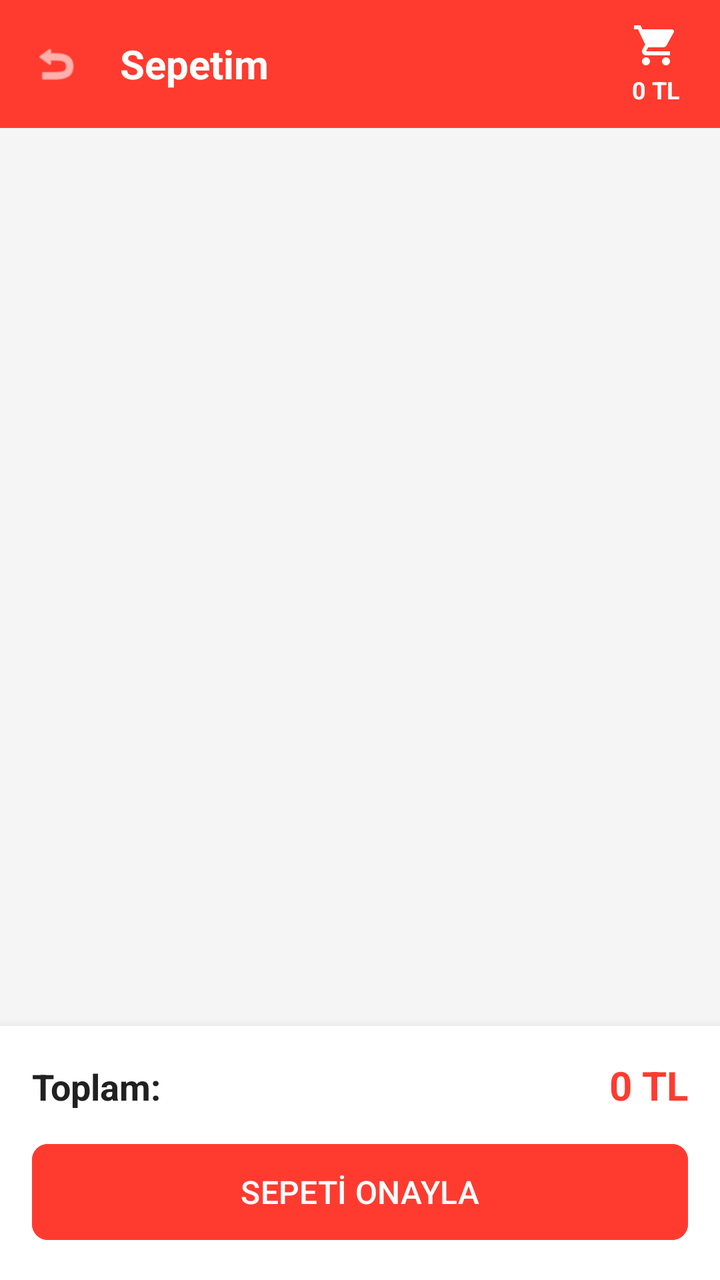
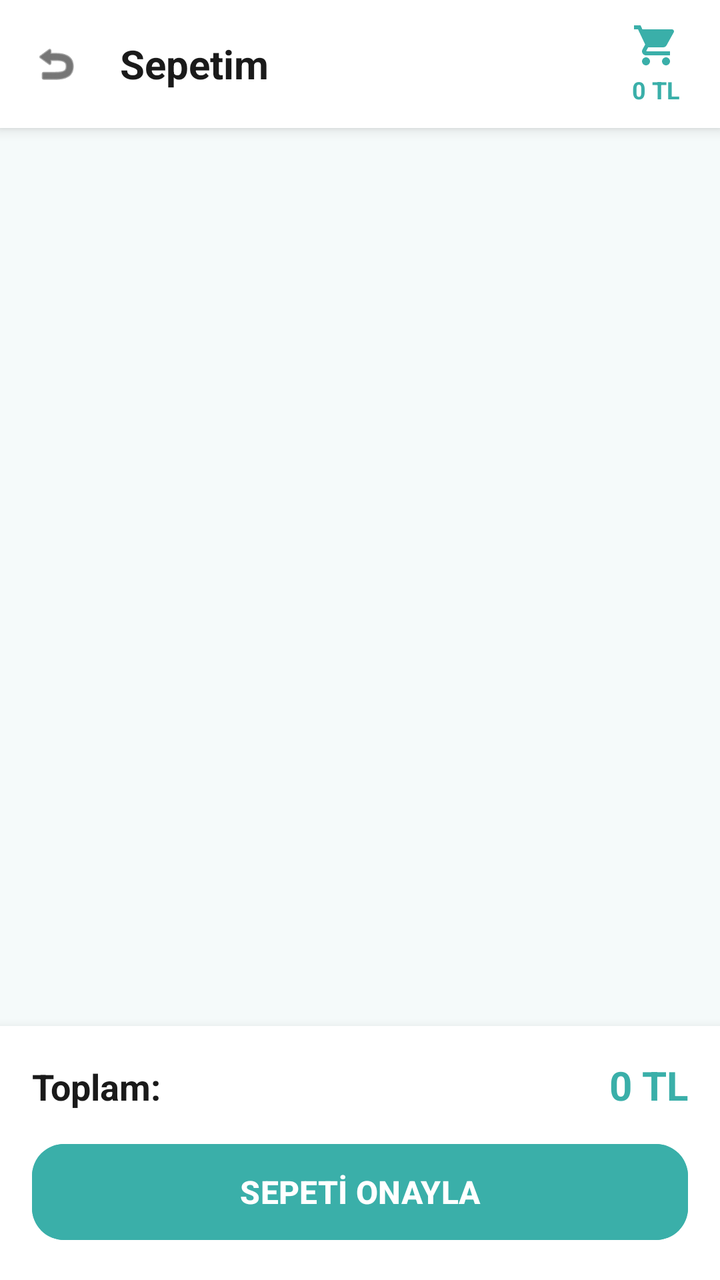

An Android layout rendered at two revisions. The XML below is the earlier revision; the diff shows what the commit changed to produce the second picture.
<!-- AndroidManifest.xml: application theme Theme.EskiEsyaSatis -->
<!-- res/layout/activity_cart.xml -->
<?xml version="1.0" encoding="utf-8"?>
<LinearLayout xmlns:android="http://schemas.android.com/apk/res/android"
    xmlns:app="http://schemas.android.com/apk/res-auto"
    android:layout_width="match_parent"
    android:layout_height="match_parent"
    android:orientation="vertical"
    android:fitsSystemWindows="true"
    android:background="@color/backgroundColor">

    
    <LinearLayout
        android:layout_width="match_parent"
        android:layout_height="?attr/actionBarSize"
        android:background="?attr/colorPrimary"
        android:orientation="horizontal"
        android:gravity="center_vertical"
        android:padding="4dp">

        <ImageView
            android:id="@+id/btnBack"
            android:layout_width="48dp"
            android:layout_height="48dp"
            android:src="@android:drawable/ic_menu_revert"
            android:padding="12dp"
            android:background="?attr/selectableItemBackgroundBorderless"
            android:clickable="true"
            android:focusable="true"
            android:contentDescription="Geri"
            app:tint="@color/white" />

        <TextView
            android:layout_width="0dp"
            android:layout_weight="1"
            android:layout_height="wrap_content"
            android:text="Sepetim"
            android:textColor="@color/white"
            android:textSize="20sp"
            android:textStyle="bold"
            android:layout_marginStart="8dp" />

        
        <LinearLayout
            android:layout_width="wrap_content"
            android:layout_height="wrap_content"
            android:orientation="vertical"
            android:gravity="center"
            android:layout_marginEnd="16dp">

            <ImageView
                android:layout_width="24dp"
                android:layout_height="24dp"
                android:src="@drawable/ic_shopping_cart"
                app:tint="@color/white" />

            <TextView
                android:id="@+id/tvCartTotal"
                android:layout_width="wrap_content"
                android:layout_height="wrap_content"
                android:text="0 TL"
                android:textSize="12sp"
                android:textStyle="bold"
                android:textColor="@color/white"
                android:layout_marginTop="2dp" />
        </LinearLayout>
    </LinearLayout>

    
    <TextView
        android:id="@+id/tvEmptyCart"
        android:layout_width="match_parent"
        android:layout_height="0dp"
        android:layout_weight="1"
        android:text="Sepetiniz boş"
        android:textSize="16sp"
        android:textColor="@color/textColorSecondary"
        android:gravity="center"
        android:visibility="gone" />

    
    <androidx.recyclerview.widget.RecyclerView
        android:id="@+id/recyclerViewCart"
        android:layout_width="match_parent"
        android:layout_height="0dp"
        android:layout_weight="1"
        android:padding="8dp"
        android:clipToPadding="false" />

    
    <androidx.cardview.widget.CardView
        android:id="@+id/cardCheckout"
        android:layout_width="match_parent"
        android:layout_height="wrap_content"
        app:cardCornerRadius="0dp"
        app:cardElevation="8dp"
        android:backgroundTint="@color/white">

        <LinearLayout
            android:layout_width="match_parent"
            android:layout_height="wrap_content"
            android:orientation="vertical"
            android:padding="16dp">

            <LinearLayout
                android:layout_width="match_parent"
                android:layout_height="wrap_content"
                android:orientation="horizontal"
                android:layout_marginBottom="12dp">

                <TextView
                    android:layout_width="0dp"
                    android:layout_weight="1"
                    android:layout_height="wrap_content"
                    android:text="Toplam:"
                    android:textSize="18sp"
                    android:textStyle="bold"
                    android:textColor="@color/textColorPrimary" />

                <TextView
                    android:id="@+id/tvCheckoutTotal"
                    android:layout_width="wrap_content"
                    android:layout_height="wrap_content"
                    android:text="0 TL"
                    android:textSize="20sp"
                    android:textStyle="bold"
                    android:textColor="@color/primaryColor" />
            </LinearLayout>

            <com.google.android.material.button.MaterialButton
                android:id="@+id/btnCheckout"
                android:layout_width="match_parent"
                android:layout_height="56dp"
                android:text="SEPETİ ONAYLA"
                android:backgroundTint="@color/primaryColor"
                android:textColor="@color/white"
                android:textSize="16sp"
                app:cornerRadius="8dp" />
        </LinearLayout>
    </androidx.cardview.widget.CardView>
</LinearLayout>
<!-- resources referenced by this layout -->
<resources>
  <color name="backgroundColor">#F5F5F5</color>
  <color name="primaryColor">#FF3B30</color>
  <color name="textColorPrimary">#212121</color>
  <color name="textColorSecondary">#757575</color>
  <color name="white">#FFFFFFFF</color>
  <!-- drawable ic_shopping_cart (drawable) -->
  <vector xmlns:android="http://schemas.android.com/apk/res/android"
      android:width="24dp"
      android:height="24dp"
      android:viewportWidth="24"
      android:viewportHeight="24">
      <path
          android:fillColor="#000000"
          android:pathData="M7,18c-1.1,0 -1.99,0.9 -1.99,2S5.9,22 7,22s2,-0.9 2,-2 -0.9,-2 -2,-2zM1,2v2h2l3.6,7.59 -1.35,2.45c-0.16,0.28 -0.25,0.61 -0.25,0.96 0,1.1 0.9,2 2,2h12v-2H7.42c-0.14,0 -0.25,-0.11 -0.25,-0.25l0.03,-0.12 0.9,-1.63h7.45c0.75,0 1.41,-0.41 1.75,-1.03l3.58,-6.49c0.08,-0.14 0.12,-0.31 0.12,-0.48 0,-0.55 -0.45,-1 -1,-1H5.21l-0.94,-2H1zM17,18c-1.1,0 -1.99,0.9 -1.99,2s0.89,2 1.99,2 2,-0.9 2,-2 -0.9,-2 -2,-2z"/>
  </vector>
  <style name="Theme.EskiEsyaSatis" parent="Base.Theme.EskiEsyaSatis" />
  <style name="Base.Theme.EskiEsyaSatis" parent="Theme.Material3.DayNight.NoActionBar">
          
          <item name="colorPrimary">@color/primaryColor</item>
          <item name="colorPrimaryDark">@color/primaryDarkColor</item>
          <item name="colorOnPrimary">@color/white</item>
          <item name="android:windowBackground">@color/backgroundColor</item>
          <item name="android:textColorPrimary">@color/textColorPrimary</item>
          <item name="android:textColorSecondary">@color/textColorSecondary</item>
      </style>
  <color name="primaryDarkColor">#C32C23</color>
</resources>

<!-- the commit's change to res/layout/activity_cart.xml (unified diff, before → after) -->
@@ -11,7 +11,8 @@
     <LinearLayout
         android:layout_width="match_parent"
         android:layout_height="?attr/actionBarSize"
-        android:background="?attr/colorPrimary"
+        android:background="@color/white"
+        android:elevation="4dp"
         android:orientation="horizontal"
         android:gravity="center_vertical"
         android:padding="4dp">
@@ -26,14 +27,14 @@
             android:clickable="true"
             android:focusable="true"
             android:contentDescription="Geri"
-            app:tint="@color/white" />
+            app:tint="@color/textColorPrimary" />
 
         <TextView
             android:layout_width="0dp"
             android:layout_weight="1"
             android:layout_height="wrap_content"
             android:text="Sepetim"
-            android:textColor="@color/white"
+            android:textColor="@color/textColorPrimary"
             android:textSize="20sp"
             android:textStyle="bold"
             android:layout_marginStart="8dp" />
@@ -50,7 +51,7 @@
                 android:layout_width="24dp"
                 android:layout_height="24dp"
                 android:src="@drawable/ic_shopping_cart"
-                app:tint="@color/white" />
+                app:tint="@color/primaryColor" />
 
             <TextView
                 android:id="@+id/tvCartTotal"
@@ -59,7 +60,7 @@
                 android:text="0 TL"
                 android:textSize="12sp"
                 android:textStyle="bold"
-                android:textColor="@color/white"
+                android:textColor="@color/primaryColor"
                 android:layout_marginTop="2dp" />
         </LinearLayout>
     </LinearLayout>
@@ -133,7 +134,8 @@
                 android:backgroundTint="@color/primaryColor"
                 android:textColor="@color/white"
                 android:textSize="16sp"
-                app:cornerRadius="8dp" />
+                android:textStyle="bold"
+                app:cornerRadius="16dp" />
         </LinearLayout>
     </androidx.cardview.widget.CardView>
 </LinearLayout>
<!-- resource entries referenced after the edit -->
@@ -1,9 +1,9 @@
 <!-- resources referenced by this layout -->
 <resources>
-  <color name="backgroundColor">#F5F5F5</color>
-  <color name="primaryColor">#FF3B30</color>
-  <color name="textColorPrimary">#212121</color>
-  <color name="textColorSecondary">#757575</color>
+  <color name="backgroundColor">#F5FAFA</color>
+  <color name="primaryColor">#3AAFA9</color>
+  <color name="textColorPrimary">#1A1A1A</color>
+  <color name="textColorSecondary">#4A4A4A</color>
   <color name="white">#FFFFFFFF</color>
   <!-- drawable ic_shopping_cart (drawable) -->
   <vector xmlns:android="http://schemas.android.com/apk/res/android"
@@ -16,15 +16,21 @@
           android:pathData="M7,18c-1.1,0 -1.99,0.9 -1.99,2S5.9,22 7,22s2,-0.9 2,-2 -0.9,-2 -2,-2zM1,2v2h2l3.6,7.59 -1.35,2.45c-0.16,0.28 -0.25,0.61 -0.25,0.96 0,1.1 0.9,2 2,2h12v-2H7.42c-0.14,0 -0.25,-0.11 -0.25,-0.25l0.03,-0.12 0.9,-1.63h7.45c0.75,0 1.41,-0.41 1.75,-1.03l3.58,-6.49c0.08,-0.14 0.12,-0.31 0.12,-0.48 0,-0.55 -0.45,-1 -1,-1H5.21l-0.94,-2H1zM17,18c-1.1,0 -1.99,0.9 -1.99,2s0.89,2 1.99,2 2,-0.9 2,-2 -0.9,-2 -2,-2z"/>
   </vector>
   <style name="Theme.EskiEsyaSatis" parent="Base.Theme.EskiEsyaSatis" />
-  <style name="Base.Theme.EskiEsyaSatis" parent="Theme.Material3.DayNight.NoActionBar">
-          
+  <style name="Base.Theme.EskiEsyaSatis" parent="Theme.Material3.Light.NoActionBar">
           <item name="colorPrimary">@color/primaryColor</item>
           <item name="colorPrimaryDark">@color/primaryDarkColor</item>
           <item name="colorOnPrimary">@color/white</item>
+          <item name="colorAccent">@color/accentColor</item>
           <item name="android:windowBackground">@color/backgroundColor</item>
           <item name="android:textColorPrimary">@color/textColorPrimary</item>
           <item name="android:textColorSecondary">@color/textColorSecondary</item>
+          <item name="android:editTextColor">@color/textColorPrimary</item>
+          <item name="android:textColorHint">@color/textColorSecondary</item>
+          <item name="android:statusBarColor">@color/primaryDarkColor</item>
+          <item name="colorOnSurface">@color/textColorPrimary</item>
+          <item name="colorOnBackground">@color/textColorPrimary</item>
       </style>
-  <color name="primaryDarkColor">#C32C23</color>
+  <color name="primaryDarkColor">#2D8F8A</color>
+  <color name="accentColor">#6DC99D</color>
 </resources>
 
